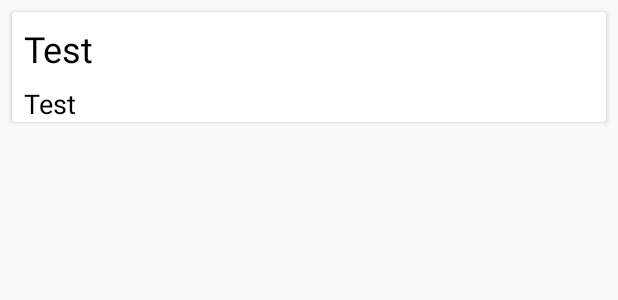
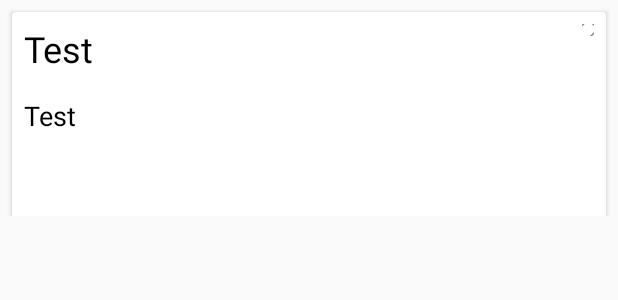
Before and after one commit to DaneArt/Finy, an Android app: the layout item_wallet.xml on its own in the app's theme, with its tools: preview values and no code run, on a phone screen of 412 x 824 dp. Shown: the top 300 px of the screen. Run offline under Robolectric (Android 15) with nearby library versions, the phone set to English and light mode, and no system bars.

Commit message:
Изменил верстку для кошелька, реализовал добавление по кнопке в меню

```diff
--- a/app/src/main/java/com/rdd/finy/fragments/WalletFragment.kt
+++ b/app/src/main/java/com/rdd/finy/fragments/WalletFragment.kt
@@ -1,17 +1,14 @@
 package com.rdd.finy.fragments
 
-import android.graphics.Color
 import android.os.Bundle
-import android.support.v7.widget.CardView
 import android.view.LayoutInflater
 import android.view.View
 import android.view.ViewGroup
-import android.widget.LinearLayout
+import android.widget.RelativeLayout
 import android.widget.TextView
 import com.arellomobile.mvp.MvpAppCompatFragment
 import com.arellomobile.mvp.presenter.InjectPresenter
 import com.rdd.finy.R
-import com.rdd.finy.data.Wallet
 import com.rdd.finy.presenters.WalletPresenter
 import com.rdd.finy.views.WalletView
 
@@ -23,8 +20,7 @@ class WalletFragment : MvpAppCompatFragment(),WalletView {
 
     private lateinit var nameTxt: TextView
     private lateinit var countTxt: TextView
-    private lateinit var walletBackground: LinearLayout
-
+    private lateinit var walletBackground: RelativeLayout
     companion object{
 
         const val WALLET_ID_ARG = "walletId"
--- a/app/src/main/java/com/rdd/finy/presenters/InfoPresenter.kt
+++ b/app/src/main/java/com/rdd/finy/presenters/InfoPresenter.kt
@@ -1,10 +1,6 @@
 package com.rdd.finy.presenters
 
-import android.content.Context
-import android.nfc.Tag
 import android.os.AsyncTask
-import android.util.Log
-
 import com.arellomobile.mvp.InjectViewState
 import com.arellomobile.mvp.MvpPresenter
 import com.rdd.finy.data.Wallet
@@ -16,7 +12,7 @@ import javax.inject.Inject
 @InjectViewState
 class InfoPresenter : MvpPresenter<InfoView>() {
 
-    private val TAG = "InfoPresenter"
+
 
     @Inject
     lateinit var walletDao: WalletDao
@@ -43,19 +39,18 @@ class InfoPresenter : MvpPresenter<InfoView>() {
         viewState.setupWalletsList(wallets)
     }*/
 
-    private inner class addWalletTask : AsyncTask<Void,Void, Void>() {
+    private inner class addWalletTask : AsyncTask<Void,Void, List<Wallet>>() {
 
-        override fun doInBackground(vararg params: Void?): Void? {
+        override fun doInBackground(vararg params: Void?): List<Wallet>? {
 
             walletDao.insert(wallet = Wallet())
-            loadWallets()
-            viewState.setToNewWallet(walletDao.findAll().size-1)
-            return null
+            return walletDao.findAll()
         }
 
-        override fun onPostExecute(result: Void?) {
-
-        }
+        override fun onPostExecute(wallets: List<Wallet>?) {
+            viewState.setupWalletsList(wallets = wallets!!)
+            viewState.setToNewWallet(lastPos = wallets.size-1)
+                        }
     }
 
     private inner class loadWalletsTask : AsyncTask<Void, Void, List<Wallet>>() {
--- a/app/src/main/res/layout/item_wallet.xml
+++ b/app/src/main/res/layout/item_wallet.xml
@@ -1,18 +1,17 @@
 <?xml version="1.0" encoding="utf-8"?>
 <LinearLayout xmlns:android="http://schemas.android.com/apk/res/android" xmlns:tools="http://schemas.android.com/tools"
-              xmlns:card_view="http://schemas.android.com/apk/res-auto"
               android:orientation="vertical"
               android:layout_width="match_parent"
-              android:layout_height="match_parent">
+              android:layout_height="144dp">
 
     <android.support.v7.widget.CardView
 
             android:layout_width="match_parent"
-            android:layout_height="wrap_content"
+            android:layout_height="144dp"
 
             android:layout_margin="8dp">
 
-        <LinearLayout
+        <RelativeLayout
                 android:layout_width="match_parent"
                 android:layout_height="match_parent"
                 android:id="@+id/wallet_back"
@@ -23,8 +22,9 @@
                     android:id="@+id/wallet_nameTxt"
                     android:layout_width="wrap_content"
                     android:layout_height="wrap_content"
-                    android:layout_marginStart="8dp"
-                    android:layout_marginTop="8dp"
+                    android:layout_margin="8dp"
+                    android:layout_alignParentTop="true"
+                    android:layout_alignParentStart="true"
                     android:textColor="@android:color/black"
                     android:textSize="24sp"
                     tools:text="Test"/>
@@ -33,12 +33,50 @@
                     android:id="@+id/wallet_countTxt"
                     android:layout_width="wrap_content"
                     android:layout_height="wrap_content"
-                    android:layout_marginStart="8dp"
-                    android:layout_marginTop="8dp"
+                    android:layout_margin="8dp"
                     android:textColor="@android:color/black"
                     android:textSize="18sp"
-                    tools:text="Test"/>
-        </LinearLayout>
+                    tools:text="Test"
+                    android:layout_below="@+id/wallet_nameTxt"
+                    android:layout_alignParentStart="true" android:layout_marginTop="8dp"
+                    android:layout_marginEnd="8dp"/>
+
+            <ImageButton
+                    android:id="@+id/wallet_edit"
+                    style="@style/iconStyle"
+                    android:layout_margin="8dp"
+                    android:src="@android:drawable/ic_menu_edit"
+                    android:layout_alignParentTop="true"
+                    android:layout_alignParentEnd="true"
+            />
+
+            <ImageButton
+                    android:id="@+id/wallet_delete"
+                    style="@style/iconStyle"
+                    android:src="@android:drawable/ic_menu_delete"
+                    android:layout_toStartOf="@+id/wallet_edit"
+                    android:visibility="invisible"
+                    android:layout_margin = "8dp"/>
+
+            <ImageButton
+                    android:id="@+id/wallet_confirmChanges"
+                    style="@style/iconStyle"
+                    android:layout_toStartOf="@+id/wallet_declineChanges"
+                    android:layout_alignParentBottom="true"
+                    android:src="@android:drawable/ic_menu_manage"
+                    android:visibility="invisible"
+                    android:layout_margin="8dp"/>
+
+            <ImageButton
+                    android:id="@+id/wallet_declineChanges"
+                    style="@style/iconStyle"
+                    android:layout_alignParentEnd="true"
+                    android:layout_alignParentBottom="true"
+                    android:layout_margin="8dp"
+                    android:visibility="invisible"
+                    android:src="@android:drawable/ic_menu_close_clear_cancel"
+            />
+        </RelativeLayout>
 
 
     </android.support.v7.widget.CardView>
--- a/app/src/main/res/values/styles.xml
+++ b/app/src/main/res/values/styles.xml
@@ -8,4 +8,9 @@
         <item name="colorAccent">@color/colorAccent</item>
     </style>
 
+    <style name="iconStyle" >
+        <item name="android:layout_width">@dimen/icon_dimen</item>
+        <item name="android:layout_height">@dimen/icon_dimen</item>
+        <item name="android:background">@null</item>
+    </style>
 </resources>
```
